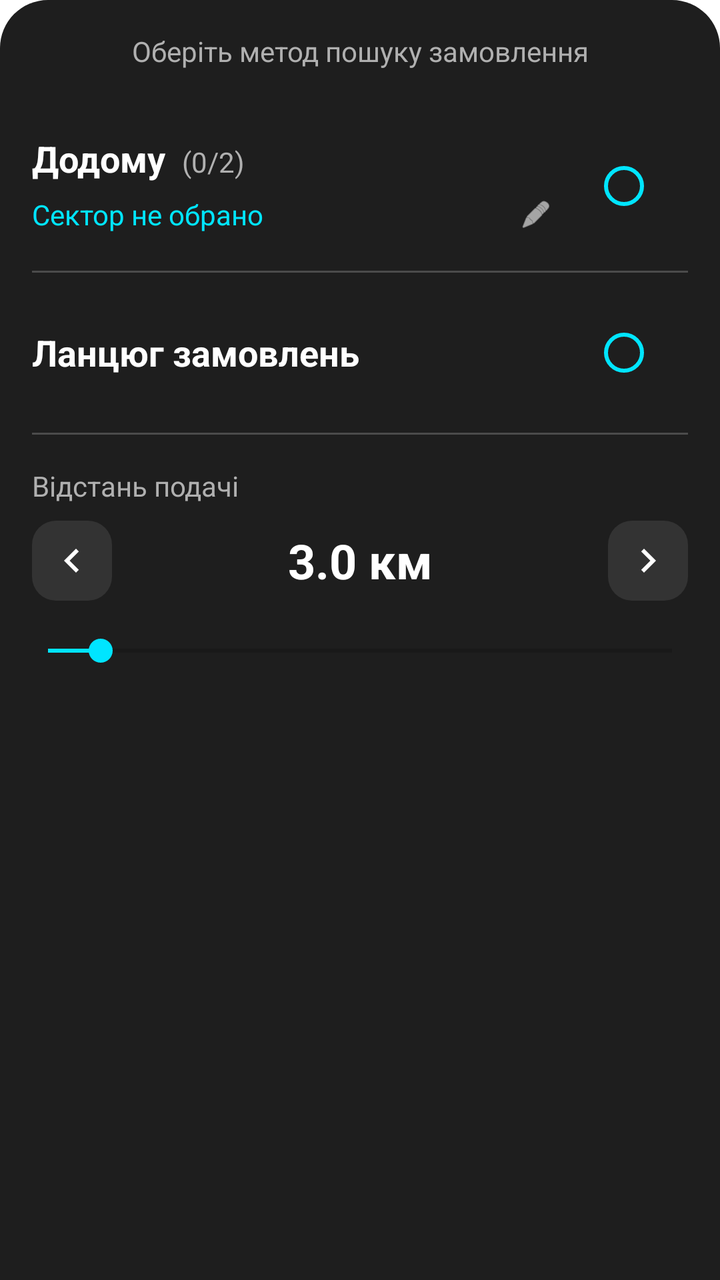
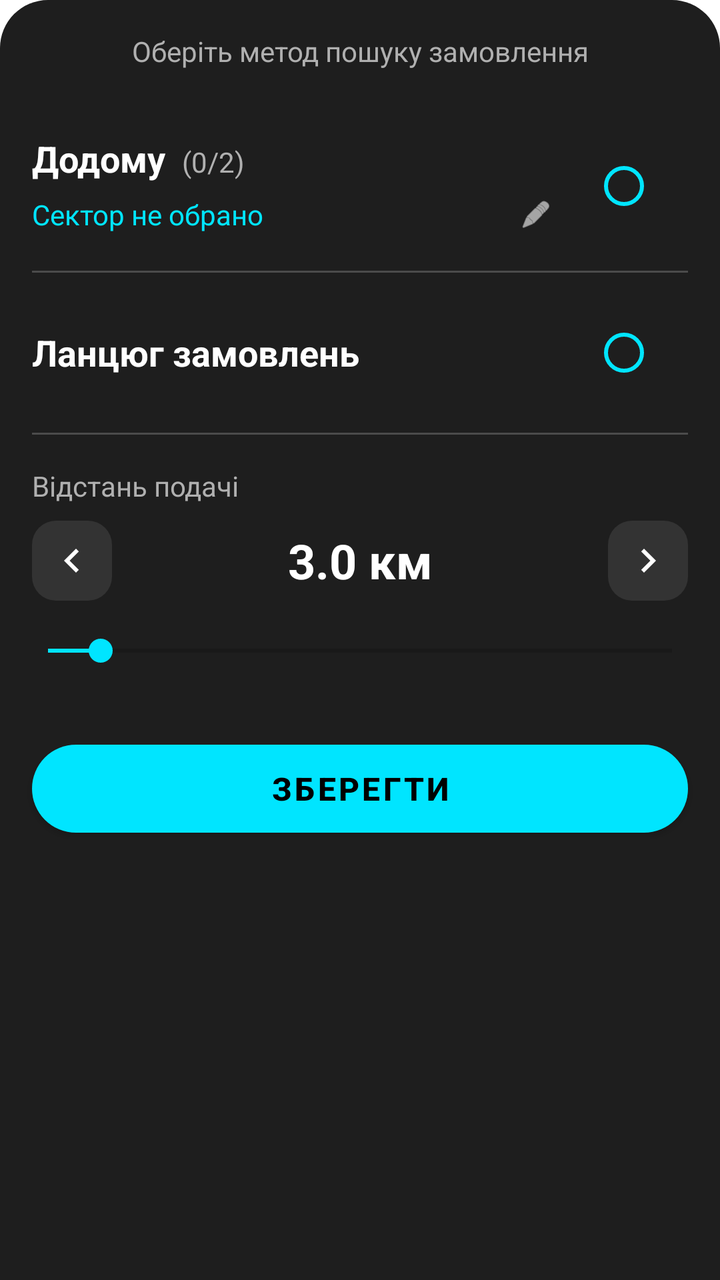

An Android layout rendered at two revisions. The XML below is the earlier revision; the diff shows what the commit changed to produce the second picture.
<!-- AndroidManifest.xml: application theme Theme.TaxiAppDriver -->
<!-- res/layout/bottom_sheet_search_settings.xml -->
<?xml version="1.0" encoding="utf-8"?>
<LinearLayout xmlns:android="http://schemas.android.com/apk/res/android"
    xmlns:app="http://schemas.android.com/apk/res-auto"
    android:layout_width="match_parent"
    android:layout_height="wrap_content"
    android:orientation="vertical"
    android:background="@drawable/bg_bottom_sheet_driver"
    android:paddingBottom="24dp">

    <TextView
        android:layout_width="match_parent"
        android:layout_height="wrap_content"
        android:text="Оберіть метод пошуку замовлення"
        android:textColor="@color/driver_text_secondary"
        android:textSize="14sp"
        android:padding="16dp"
        android:gravity="center"/>

    <RelativeLayout
        android:id="@+id/btnModeHome"
        android:layout_width="match_parent"
        android:layout_height="wrap_content"
        android:padding="16dp"
        android:background="?attr/selectableItemBackground">

        <LinearLayout
            android:layout_width="match_parent"
            android:layout_height="wrap_content"
            android:orientation="vertical"
            android:layout_toStartOf="@id/radioHome"
            android:layout_marginEnd="16dp">

            <LinearLayout
                android:layout_width="wrap_content"
                android:layout_height="wrap_content"
                android:orientation="horizontal">
                <TextView
                    android:layout_width="wrap_content"
                    android:layout_height="wrap_content"
                    android:text="Додому"
                    android:textSize="18sp"
                    android:textStyle="bold"
                    android:textColor="@color/white"/>
                
                <TextView
                    android:id="@+id/tvHomeCounter"
                    android:layout_width="wrap_content"
                    android:layout_height="wrap_content"
                    android:text="(0/2)"
                    android:textSize="14sp"
                    android:textColor="@color/driver_text_secondary"
                    android:layout_marginStart="8dp"/>
            </LinearLayout>

            <LinearLayout
                android:layout_width="match_parent"
                android:layout_height="wrap_content"
                android:orientation="horizontal"
                android:gravity="center_vertical"
                android:layout_marginTop="4dp">

                <TextView
                    android:id="@+id/tvHomeSectorName"
                    android:layout_width="0dp"
                    android:layout_height="wrap_content"
                    android:layout_weight="1"
                    android:text="Сектор не обрано"
                    android:textColor="@color/driver_neon_teal"
                    android:textSize="14sp"
                    android:singleLine="true"
                    android:ellipsize="end"/>

                <ImageView
                    android:id="@+id/btnEditHomeSector"
                    android:layout_width="24dp"
                    android:layout_height="24dp"
                    android:src="@android:drawable/ic_menu_edit"
                    app:tint="@color/white"
                    android:padding="4dp"
                    android:layout_marginStart="8dp"/>
            </LinearLayout>
        </LinearLayout>

        <RadioButton
            android:id="@+id/radioHome"
            android:layout_width="wrap_content"
            android:layout_height="wrap_content"
            android:layout_alignParentEnd="true"
            android:layout_centerVertical="true"
            android:buttonTint="@color/driver_neon_teal"
            android:clickable="false"/> </RelativeLayout>

    <View android:layout_width="match_parent" android:layout_height="1dp" android:background="#33FFFFFF" android:layout_marginHorizontal="16dp"/>

    <RelativeLayout
        android:id="@+id/btnModeChain"
        android:layout_width="match_parent"
        android:layout_height="wrap_content"
        android:padding="16dp"
        android:background="?attr/selectableItemBackground">

        <TextView
            android:layout_width="wrap_content"
            android:layout_height="wrap_content"
            android:text="Ланцюг замовлень"
            android:textSize="18sp"
            android:textStyle="bold"
            android:textColor="@color/white"
            android:layout_centerVertical="true"/>

        <RadioButton
            android:id="@+id/radioChain"
            android:layout_width="wrap_content"
            android:layout_height="wrap_content"
            android:layout_alignParentEnd="true"
            android:layout_centerVertical="true"
            android:buttonTint="@color/driver_neon_teal"
            android:clickable="false"/>
    </RelativeLayout>

    <View android:layout_width="match_parent" android:layout_height="1dp" android:background="#33FFFFFF" android:layout_marginHorizontal="16dp" android:layout_marginBottom="16dp"/>

    <TextView
        android:layout_width="match_parent"
        android:layout_height="wrap_content"
        android:text="Відстань подачі"
        android:textColor="@color/driver_text_secondary"
        android:textSize="14sp"
        android:paddingHorizontal="16dp"/>

    <LinearLayout
        android:layout_width="match_parent"
        android:layout_height="wrap_content"
        android:orientation="horizontal"
        android:gravity="center"
        android:paddingHorizontal="16dp"
        android:layout_marginTop="8dp">

        <ImageButton
            android:id="@+id/btnRadiusMinus"
            android:layout_width="40dp"
            android:layout_height="40dp"
            android:background="@drawable/bg_round_button_gray"
            android:src="@drawable/ic_chevron" 
            android:rotation="180" 
            app:tint="@color/white"/>
            <TextView
            android:id="@+id/tvRadiusValue"
            android:layout_width="0dp"
            android:layout_height="wrap_content"
            android:layout_weight="1"
            android:text="3.0 км"
            android:textColor="@color/white"
            android:textSize="24sp"
            android:textStyle="bold"
            android:gravity="center"/>

        <ImageButton
            android:id="@+id/btnRadiusPlus"
            android:layout_width="40dp"
            android:layout_height="40dp"
            android:background="@drawable/bg_round_button_gray"
            android:src="@drawable/ic_chevron"
            app:tint="@color/white"/>
    </LinearLayout>

    <SeekBar
        android:id="@+id/seekBarRadius"
        android:layout_width="match_parent"
        android:layout_height="wrap_content"
        android:layout_marginHorizontal="8dp"
        android:layout_marginTop="16dp"
        android:max="59" 
        android:progress="5"
        android:progressTint="@color/driver_neon_teal"
        android:thumbTint="@color/driver_neon_teal"/>
        </LinearLayout>
<!-- resources referenced by this layout -->
<resources>
  <color name="driver_neon_teal">#00E5FF</color>
  <color name="driver_text_secondary">#B0B0B0</color>
  <color name="white">#FFFFFFFF</color>
  <!-- drawable bg_bottom_sheet_driver (drawable) -->
  <shape xmlns:android="http://schemas.android.com/apk/res/android" android:shape="rectangle">
      <solid android:color="@color/driver_card_bg"/>
      <corners android:topLeftRadius="24dp" android:topRightRadius="24dp"/>
  </shape>
  <!-- drawable bg_round_button_gray (drawable) -->
  <?xml version="1.0" encoding="utf-8"?>
  <shape xmlns:android="http://schemas.android.com/apk/res/android"
      android:shape="rectangle">
      <solid android:color="#333333" /> <corners android:radius="12dp" />
  </shape>
  <!-- drawable ic_chevron (drawable) -->
  <vector xmlns:android="http://schemas.android.com/apk/res/android"
      android:width="24dp"
      android:height="24dp"
      android:viewportWidth="24"
      android:viewportHeight="24">
      <path
          android:fillColor="#FF000000"
          android:pathData="M10,6L8.59,7.41 13.17,12l-4.58,4.59L10,18l6,-6z"/>
  </vector>
  <style name="Theme.TaxiAppDriver" parent="Theme.MaterialComponents.DayNight.NoActionBar">
          <item name="colorPrimary">@color/driver_black_bg</item>
          <item name="colorPrimaryVariant">@color/driver_card_bg</item>
          <item name="colorOnPrimary">@color/driver_neon_teal</item>
          <item name="android:statusBarColor">@color/driver_black_bg</item>
          <item name="android:windowLightStatusBar">false</item>
      </style>
  <color name="driver_card_bg">#1E1E1E</color>
  <color name="driver_black_bg">#121212</color>
</resources>

<!-- the commit's change to res/layout/bottom_sheet_search_settings.xml (unified diff, before → after) -->
@@ -88,7 +88,8 @@
             android:layout_alignParentEnd="true"
             android:layout_centerVertical="true"
             android:buttonTint="@color/driver_neon_teal"
-            android:clickable="false"/> </RelativeLayout>
+            android:clickable="false"/>
+    </RelativeLayout>
 
     <View android:layout_width="match_parent" android:layout_height="1dp" android:background="#33FFFFFF" android:layout_marginHorizontal="16dp"/>
 
@@ -144,7 +145,8 @@
             android:src="@drawable/ic_chevron" 
             android:rotation="180" 
             app:tint="@color/white"/>
-            <TextView
+            
+        <TextView
             android:id="@+id/tvRadiusValue"
             android:layout_width="0dp"
             android:layout_height="wrap_content"
@@ -174,4 +176,18 @@
         android:progress="5"
         android:progressTint="@color/driver_neon_teal"
         android:thumbTint="@color/driver_neon_teal"/>
-        </LinearLayout>
+
+    <com.google.android.material.button.MaterialButton
+        android:id="@+id/btnSaveSettings"
+        android:layout_width="match_parent"
+        android:layout_height="56dp"
+        android:layout_marginHorizontal="16dp"
+        android:layout_marginTop="32dp"
+        android:text="ЗБЕРЕГТИ"
+        android:textColor="@color/black"
+        android:textSize="16sp"
+        android:textStyle="bold"
+        app:backgroundTint="@color/driver_neon_teal"
+        app:cornerRadius="28dp"/>
+
+</LinearLayout>
<!-- resource entries referenced after the edit -->
@@ -1,5 +1,6 @@
 <!-- resources referenced by this layout -->
 <resources>
+  <color name="black">#FF000000</color>
   <color name="driver_neon_teal">#00E5FF</color>
   <color name="driver_text_secondary">#B0B0B0</color>
   <color name="white">#FFFFFFFF</color>
